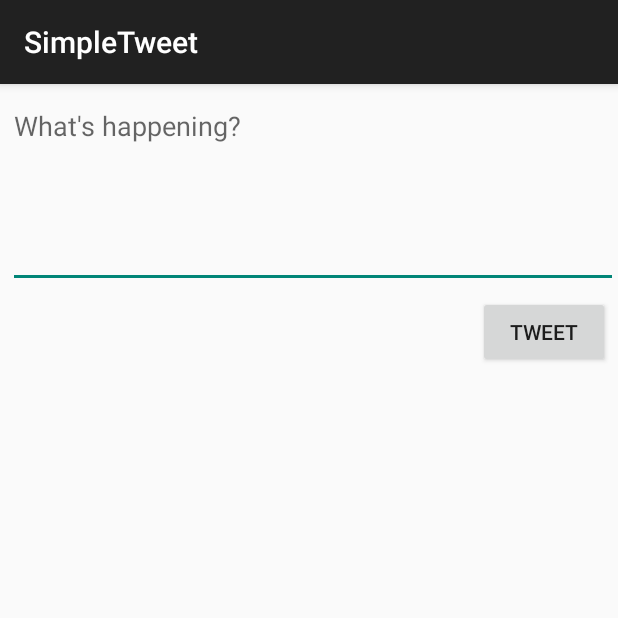
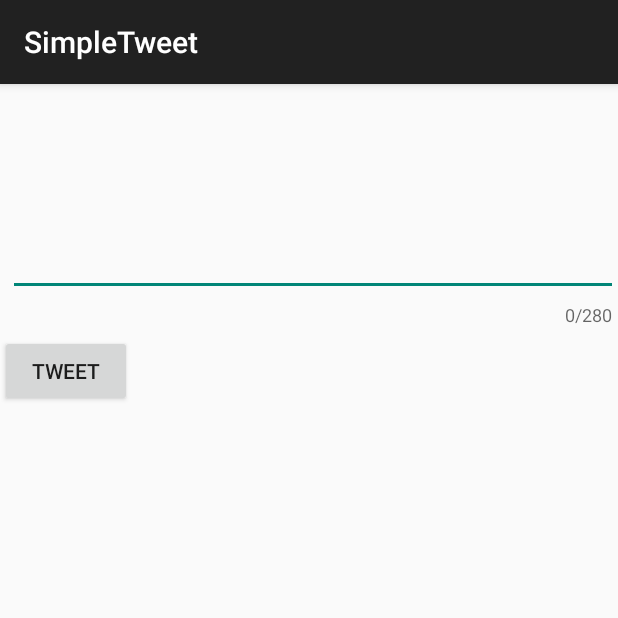
Before and after one commit to Conspiciens/SimpleTweet, an Android app: the ComposeActivity screen opened directly, with no data from a screen before it, on a phone screen of 412 x 824 dp, the top half of it. Run offline under Robolectric (Android 15) with nearby library versions, the phone set to English and light mode, and no system bars; our stand-ins replace Room's generated code; libraries missing offline, so code that uses them is left out: com.codepath.asynchttpclient, com.facebook.stetho, org.parceler; 1 statement that could not run was skipped.

Commit message:
Pushing New Walkthrough

```diff
--- a/app/src/main/java/com/codepath/apps/restclienttemplate/ComposeActivity.java
+++ b/app/src/main/java/com/codepath/apps/restclienttemplate/ComposeActivity.java
@@ -22,7 +22,7 @@ import okhttp3.Headers;
 public class ComposeActivity extends AppCompatActivity {
 
     public static final String TAG = "ComposeActivity";
-    public static final int MAX_TWEET_LENGTH = 140;
+    public static final int MAX_TWEET_LENGTH = 280;
 
     EditText etCompose;
     Button btnTweet;
--- a/app/src/main/res/layout/activity_compose.xml
+++ b/app/src/main/res/layout/activity_compose.xml
@@ -6,6 +6,14 @@
     android:layout_width="match_parent"
     android:layout_height="match_parent"
     tools:context=".ComposeActivity">
+
+    <com.google.android.material.textfield.TextInputLayout
+        android:id="@+id/textContainer"
+        android:layout_width="match_parent"
+        android:layout_height="wrap_content"
+        app:counterEnabled="true"
+        app:counterMaxLength="280">
+
 
     <EditText
         android:id="@+id/etCompose"
@@ -17,9 +25,10 @@
         android:layout_marginTop="5dp"
         android:ems="10"
         android:gravity="start|top"
-        android:hint="What's happening?"
         android:inputType="textMultiLine"
         android:minLines="5" />
+
+
 
     <Button
         android:id="@+id/btnTweet"
@@ -30,4 +39,7 @@
         android:layout_marginTop="5dp"
         android:layout_marginEnd="5dp"
         android:text="@string/tweet" />
+
+    </com.google.android.material.textfield.TextInputLayout>
+
 </RelativeLayout>
```
Also changed, not shown: 1 other file.
